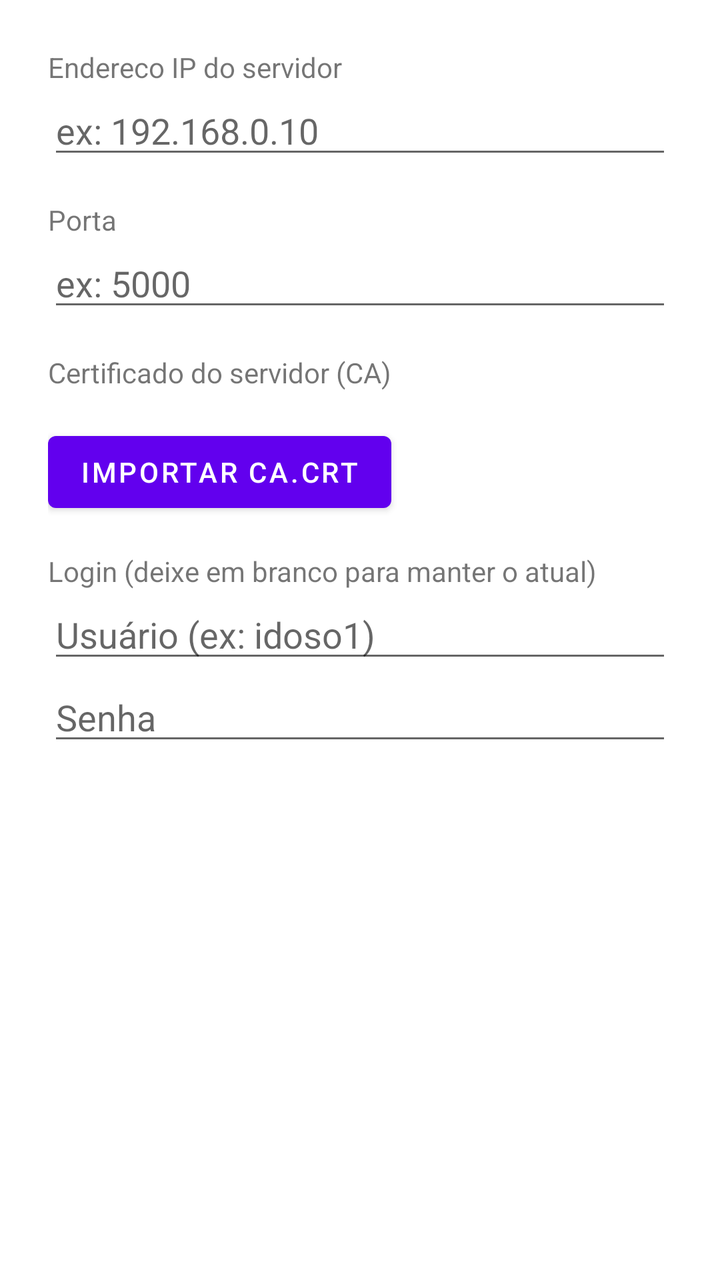
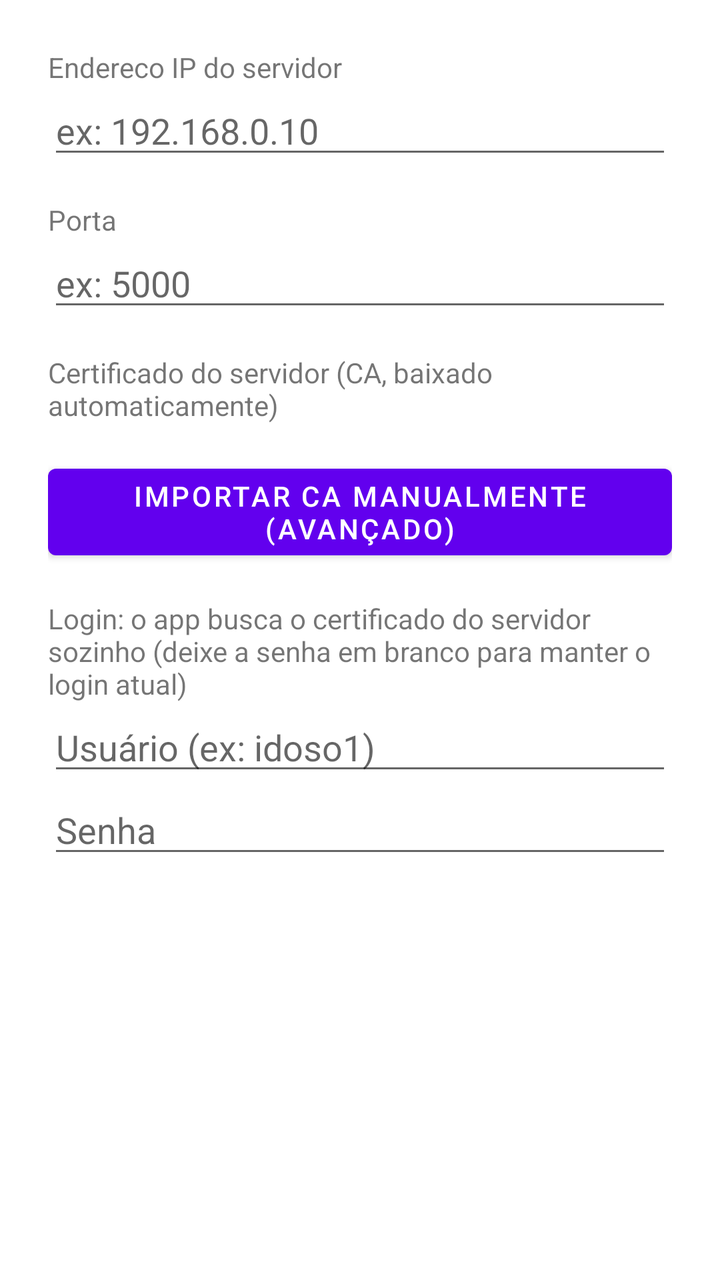

Before-and-after screenshots of an Android layout around one commit, followed by the original layout XML and the change that was made.
<!-- AndroidManifest.xml: application theme Theme.SensorApp -->
<!-- res/layout/dialog_socket.xml -->
<?xml version="1.0" encoding="utf-8"?>
<LinearLayout xmlns:android="http://schemas.android.com/apk/res/android"
    android:layout_width="match_parent"
    android:layout_height="wrap_content"
    android:orientation="vertical"
    android:padding="24dp">

    <TextView
        android:layout_width="wrap_content"
        android:layout_height="wrap_content"
        android:text="Endereco IP do servidor"
        android:textSize="14sp" />

    <EditText
        android:id="@+id/etIp"
        android:layout_width="match_parent"
        android:layout_height="wrap_content"
        android:hint="ex: 192.168.0.10"
        android:inputType="text"
        android:layout_marginBottom="16dp" />

    <TextView
        android:layout_width="wrap_content"
        android:layout_height="wrap_content"
        android:text="Porta"
        android:textSize="14sp" />

    <EditText
        android:id="@+id/etPorta"
        android:layout_width="match_parent"
        android:layout_height="wrap_content"
        android:hint="ex: 5000"
        android:inputType="number"
        android:layout_marginBottom="16dp" />

    
    <TextView
        android:layout_width="wrap_content"
        android:layout_height="wrap_content"
        android:text="Certificado do servidor (CA)"
        android:textSize="14sp" />

    <TextView
        android:id="@+id/tvCa"
        android:layout_width="match_parent"
        android:layout_height="wrap_content"
        android:textSize="12sp" />

    <Button
        android:id="@+id/btnImportarCa"
        android:layout_width="wrap_content"
        android:layout_height="wrap_content"
        android:text="Importar ca.crt"
        android:layout_marginBottom="16dp" />

    <TextView
        android:layout_width="wrap_content"
        android:layout_height="wrap_content"
        android:text="Login (deixe em branco para manter o atual)"
        android:textSize="14sp" />

    <EditText
        android:id="@+id/etUsuario"
        android:layout_width="match_parent"
        android:layout_height="wrap_content"
        android:hint="Usuário (ex: idoso1)"
        android:inputType="text"
        android:autofillHints="username" />

    <EditText
        android:id="@+id/etSenha"
        android:layout_width="match_parent"
        android:layout_height="wrap_content"
        android:hint="Senha"
        android:inputType="textPassword"
        android:autofillHints="password" />

</LinearLayout>
<!-- resources referenced by this layout -->
<resources>
  <style name="Theme.SensorApp" parent="Theme.MaterialComponents.DayNight.NoActionBar" />
</resources>

<!-- the commit's change to res/layout/dialog_socket.xml (unified diff, before → after) -->
@@ -37,7 +37,7 @@
     <TextView
         android:layout_width="wrap_content"
         android:layout_height="wrap_content"
-        android:text="Certificado do servidor (CA)"
+        android:text="Certificado do servidor (CA, baixado automaticamente)"
         android:textSize="14sp" />
 
     <TextView
@@ -50,13 +50,13 @@
         android:id="@+id/btnImportarCa"
         android:layout_width="wrap_content"
         android:layout_height="wrap_content"
-        android:text="Importar ca.crt"
+        android:text="Importar CA manualmente (avançado)"
         android:layout_marginBottom="16dp" />
 
     <TextView
         android:layout_width="wrap_content"
         android:layout_height="wrap_content"
-        android:text="Login (deixe em branco para manter o atual)"
+        android:text="Login: o app busca o certificado do servidor sozinho (deixe a senha em branco para manter o login atual)"
         android:textSize="14sp" />
 
     <EditText
